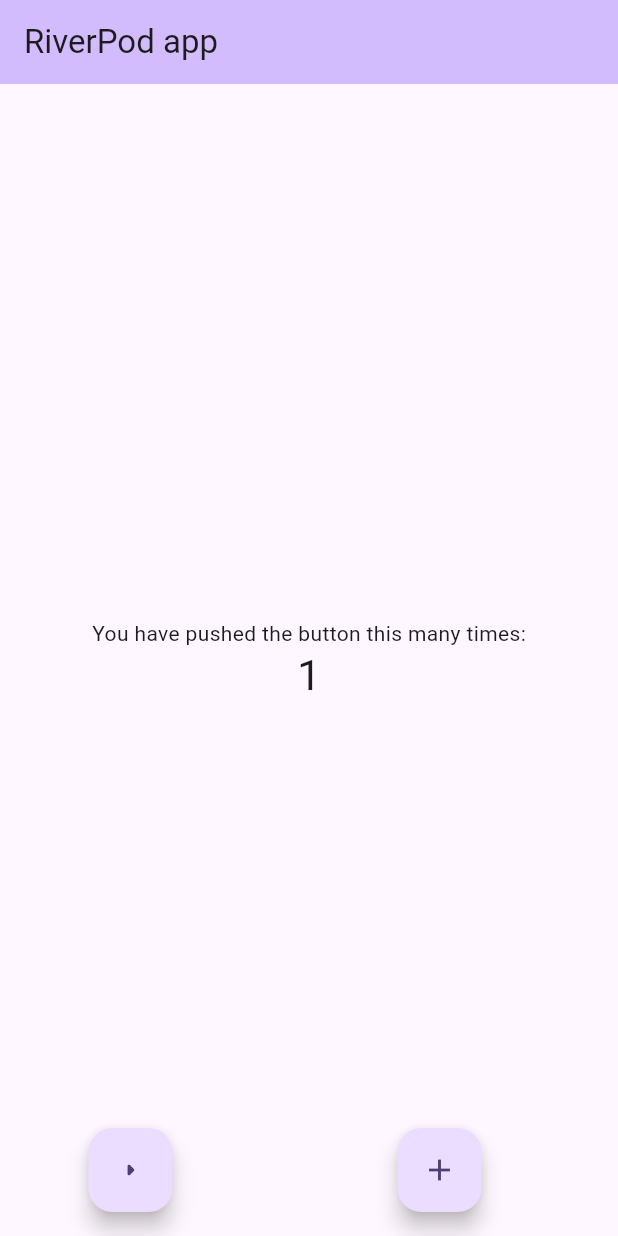
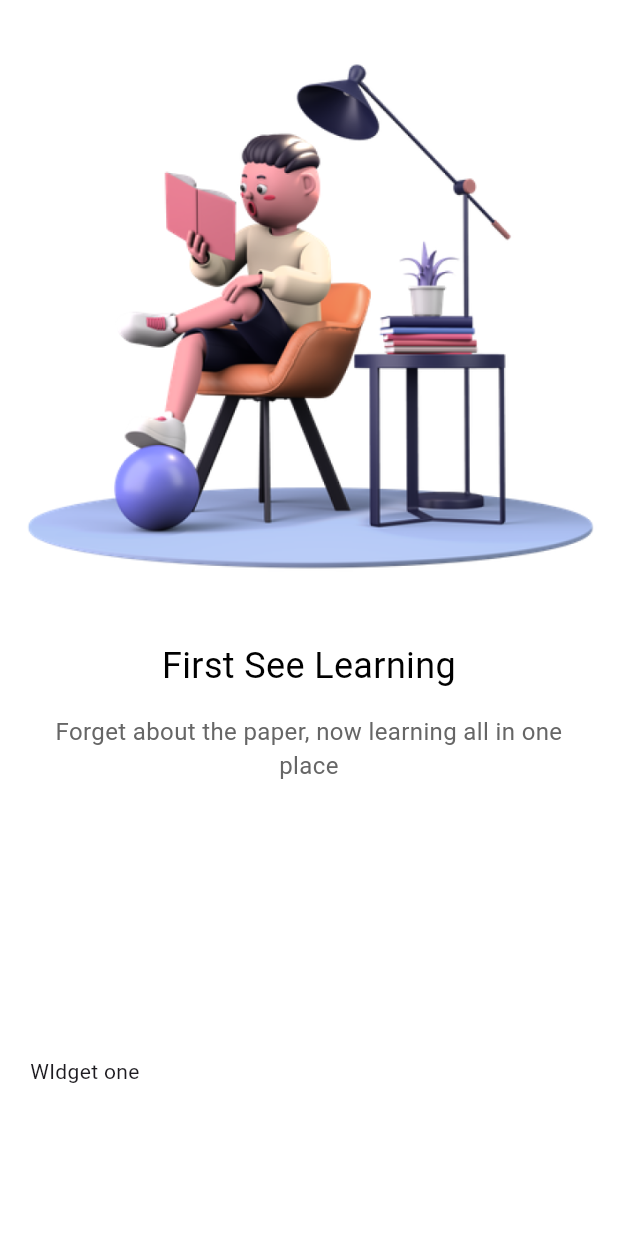
Before and after one commit to engineeralok/skillearn_flutter_app, a Flutter app: the screen it shows after launch, on a phone screen of 412 x 824 dp. Run offline on Flutter 3.47's test engine with Material 2 defaults, Android fonts, the phone set to English and light mode, and no system bars; our stand-ins replace flutter_riverpod.

Commit message:
Added : theme colors, onboarding page version 0.1

```diff
--- a/lib/main.dart
+++ b/lib/main.dart
@@ -1,5 +1,6 @@
 import 'package:flutter/material.dart';
 import 'package:flutter_riverpod/flutter_riverpod.dart';
+import 'package:skillearn/pages/onboarding/onboarding.dart';
 
 void main() {
   runApp(const ProviderScope(child: MyApp()));
@@ -17,7 +18,7 @@
         colorScheme: ColorScheme.fromSeed(seedColor: Colors.deepPurple),
         useMaterial3: true,
       ),
-      home: const MyHomePage(),
+      home: const Welcome(),
     );
   }
 }
--- /dev/null
+++ b/lib/pages/onboarding/onboarding.dart
@@ -0,0 +1,48 @@
+import 'package:flutter/material.dart';
+import 'package:flutter/widgets.dart';
+import 'package:skillearn/common/widget/text_widgets.dart';
+import 'package:skillearn/pages/onboarding/widgets.dart';
+
+class Welcome extends StatelessWidget {
+  const Welcome({super.key});
+
+  @override
+  Widget build(BuildContext context) {
+    return Scaffold(
+      backgroundColor: Colors.white,
+      body: Stack(
+        children: [
+          PageView(
+            scrollDirection: Axis.horizontal,
+            children: [
+              //first page
+              appOnboardingPage(
+                imagePath: "assets/images/reading.png",
+                title: "First See Learning",
+                subTitle:
+                    "Forget about the paper, now learning all in one place",
+              ),
+              appOnboardingPage(
+                imagePath: "assets/images/man.png",
+                title: "Connect With Everyone",
+                subTitle:
+                    "Always keep in touch with your tutor and friends. Let's get connected",
+              ),
+              appOnboardingPage(
+                imagePath: "assets/images/boy.png",
+                title: "Always facinated Learning",
+                subTitle:
+                    "Anywhere, Anytime, The time is at your discretion. So study wherever you can",
+              ),
+            ],
+          ),
+          const Positioned(
+            bottom: 100,
+            left: 20,
+            child: Text("WIdget one"),
+          ),
+        ],
+      ),
+    );
+  }
+}
--- /dev/null
+++ b/lib/pages/onboarding/widgets.dart
@@ -0,0 +1,26 @@
+import 'package:flutter/material.dart';
+import 'package:skillearn/common/widget/text_widgets.dart';
+
+Widget appOnboardingPage({
+  String imagePath = "assets/images/reading.png",
+  String title = "",
+  String subTitle = "",
+}) {
+  return Column(
+    children: [
+      Image.asset(
+        imagePath,
+        fit: BoxFit.fitWidth,
+      ),
+      Container(
+        margin: const EdgeInsets.only(top: 15),
+        child: text24Normal(text: title),
+      ),
+      Container(
+        margin: const EdgeInsets.only(top: 15),
+        padding: const EdgeInsets.symmetric(horizontal: 30),
+        child: text16Normal(text: subTitle),
+      )
+    ],
+  );
+}
```
Also changed, not shown: lib/common/utils/app_colors.dart (added, +36 -0 lines), lib/common/widget/text_widgets.dart (added, +29 -0 lines), pubspec.yaml (+7 -3 lines).
